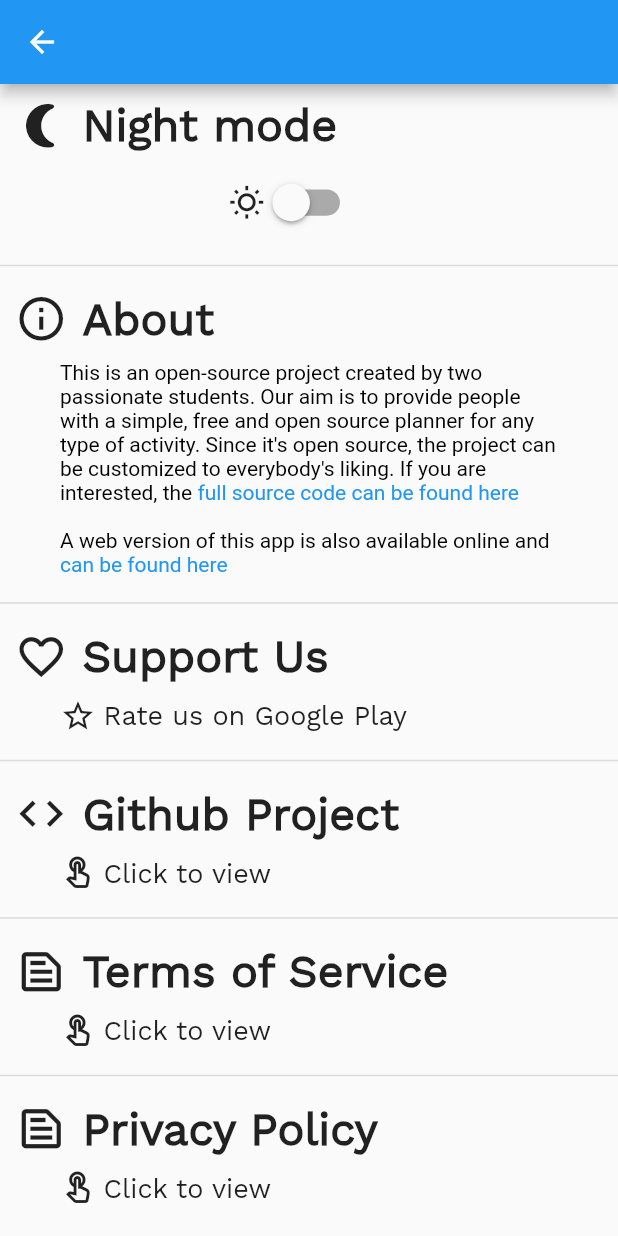
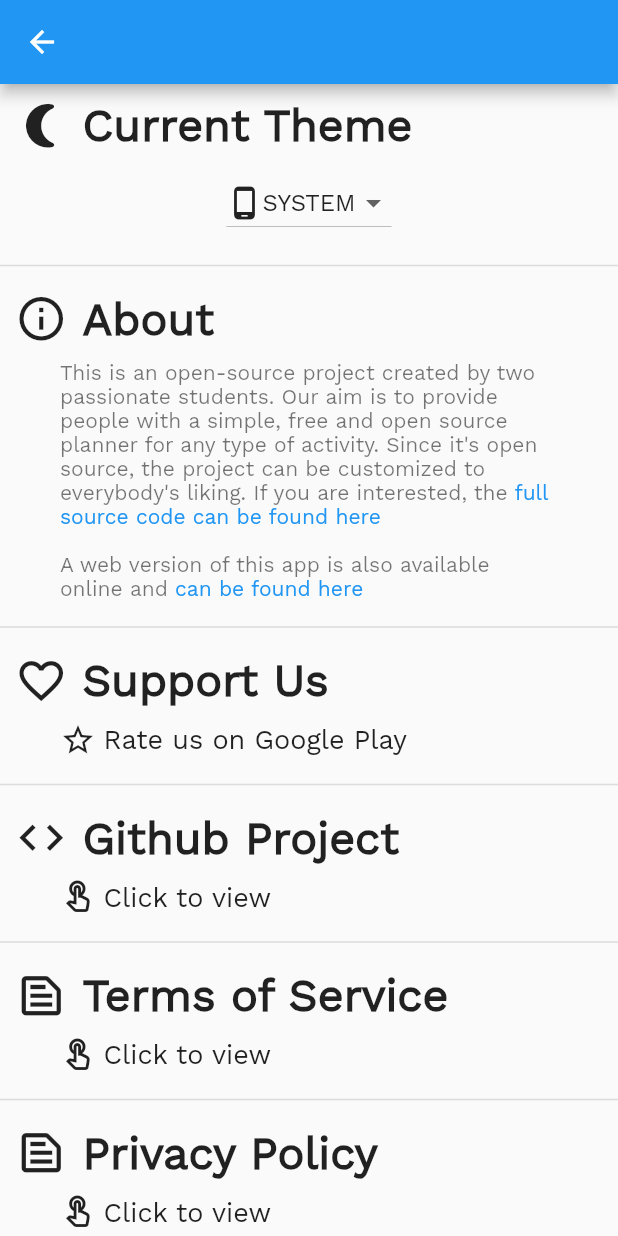
Before and after one commit to XDDK/LightPlan, a Flutter app: the SettingsPage screen opened by its route, on a phone screen of 412 x 824 dp. Run offline on Flutter 3.47's test engine with Material 2 defaults, Android fonts, the phone set to English and light mode, and no system bars; our stand-ins replace flutter_keyboard_visibility, hive, hive_flutter; accounts and stored records are empty; generated files the repository leaves out were written again.

Commit message:
working themes: white, dark, black

```diff
--- a/lib/ui/screens/main_page.dart
+++ b/lib/ui/screens/main_page.dart
@@ -20,14 +20,14 @@
 
 import 'package:flutter/material.dart';
 import 'package:hive/hive.dart';
-import 'package:lightplan/theme_handler.dart';
-import 'package:lightplan/ui/screens/tutorial_widget.dart';
 import 'package:provider/provider.dart';
 
 import '../../dao/preferences.dart';
 import '../../dao/task_dao_impl.dart';
 import '../../models/task.dart';
 import '../../task_list_handler.dart';
+import '../../theme_handler.dart';
+import '../../ui/screens/tutorial_widget.dart';
 import '../widgets/bottom_bar.dart';
 import '../widgets/tasktree/tasks_listview.dart';
 
@@ -44,7 +44,7 @@ class _MainPageState extends State<MainPage> {
     super.initState();
 
     WidgetsBinding.instance.addPostFrameCallback((_) async {
-      themeHandler.switchTheme(await Preferences.getFutureInstance(), Preferences.getInstance().getDarkTheme());
+      themeHandler.changeTheme(await Preferences.getFutureInstance(), Preferences.getInstance().getAppTheme());
     });
   }
 
--- a/lib/ui/screens/settings_page.dart
+++ b/lib/ui/screens/settings_page.dart
@@ -20,11 +20,10 @@
 
 import 'package:flutter/gestures.dart';
 import 'package:flutter/material.dart';
-import 'package:lightplan/dao/preferences.dart';
-import 'package:lightplan/theme_handler.dart';
 import 'package:url_launcher/url_launcher.dart';
 
-import '../../main.dart';
+import '../../dao/preferences.dart';
+import '../../theme_handler.dart';
 import '../widgets/my_container.dart';
 
 class SettingsPage extends StatefulWidget {
@@ -44,28 +43,19 @@ class _SettingsPage extends State<SettingsPage> {
             children: [
               _buildItem(
                   Icons.nightlight_round,
-                  "Night mode",
-                  Row(
-                    mainAxisAlignment: MainAxisAlignment.center,
-                    children: [
-                      AnimatedOpacity(
-                          duration: Duration(milliseconds: 500),
-                          opacity: themeHandler.isDarkTheme ? 0 : 1,
-                          child: Icon(Icons.wb_sunny_outlined)),
-                      Transform.scale(
-                          scale: 1.25,
-                          child: Switch(
-                            onChanged: (e) async {
-                              await Preferences.getFutureInstance();
-                              setState(() => themeHandler.switchTheme(Preferences.getInstance()));
-                            },
-                            value: themeHandler.isDarkTheme,
-                          )),
-                      AnimatedOpacity(
-                          duration: Duration(milliseconds: 500),
-                          opacity: themeHandler.isDarkTheme ? 1 : 0,
-                          child: Icon(Icons.nights_stay_outlined)),
-                    ],
+                  "Current Theme",
+                  DropdownButton(
+                    value: themeHandler.currentThemeIndex,
+                    onChanged: (int newSelection) async {
+                      await Preferences.getFutureInstance();
+                      setState(() => themeHandler.changeTheme(Preferences.getInstance(), newSelection));
+                    },
+                    items: <int>[0, 1, 2, 3].map((currentSelection) {
+                      return DropdownMenuItem<int>(
+                        value: currentSelection,
+                        child: _buildDropdownWidget(currentSelection),
+                      );
+                    }).toList(),
                   ),
                   context),
               Divider(thickness: 1),
@@ -81,20 +71,20 @@ class _SettingsPage extends State<SettingsPage> {
       everybody's liking. If you are interested, the '''
                         .replaceAll("\n", "")
                         .replaceAll("      ", ""),
-                    style: TextStyle(color: Colors.black),
+                    style: themeHandler.currentTheme.textTheme.headline4,
                     children: <TextSpan>[
                       TextSpan(
                         text: "full source code can be found here",
-                        style: TextStyle(color: Colors.blue),
+                        style: themeHandler.currentTheme.textTheme.headline4.copyWith(color: Colors.blue),
                         recognizer: TapGestureRecognizer()..onTap = () => launch("https://github.com/XDDK/LightPlan"),
                       ),
                       TextSpan(
                         text: "\n\nA web version of this app is also available online and ",
-                        style: TextStyle(color: Colors.black),
+                        style: themeHandler.currentTheme.textTheme.headline4,
                       ),
                       TextSpan(
                         text: "can be found here",
-                        style: TextStyle(color: Colors.blue),
+                        style: themeHandler.currentTheme.textTheme.headline4.copyWith(color: Colors.blue),
                         recognizer: TapGestureRecognizer()..onTap = () => launch("https://lightplanx.com"),
                       ),
                     ],
@@ -196,6 +186,35 @@ class _SettingsPage extends State<SettingsPage> {
     );
   }
 
+  Widget _buildDropdownWidget(int value) {
+    IconData iconData;
+    String text;
+
+    switch (value) {
+      case 1:
+        iconData = Icons.wb_sunny_outlined; text = "LIGHT";
+        break;
+      case 2:
+        iconData = Icons.nights_stay_outlined; text = "DARK";
+        break;
+      case 3:
+        iconData = Icons.blur_on; text = "BLACK";
+        break;
+      default:
+        iconData = Icons.phone_android_outlined; text = "SYSTEM";
+        break;
+    }
+
+    return Row(
+      mainAxisSize: MainAxisSize.max,
+      mainAxisAlignment: MainAxisAlignment.spaceAround,
+      children: [
+        Icon(iconData),
+        Text("$text"),
+      ],
+    );
+  }
+
   Widget _buildItem(IconData icon, String title, Widget child, BuildContext context) {
     return ConstrainedBox(
       constraints: BoxConstraints(maxWidth: 500),
--- a/lib/ui/widgets/task/task_container.dart
+++ b/lib/ui/widgets/task/task_container.dart
@@ -53,12 +53,13 @@ class _TaskContainerState extends State<TaskContainer> {
       return buildParent();
   }
 
-  void _updateCurrentRoot([Task task]) {
+  void _updateCurrentRoot([Task task]) async {
     // If task is null, updade/change the root of the tree
     if (task == null) {
       task = taskDao.findTask(treeHandler.currentRoot.id);
     }
     treeHandler.setCurrentRoot(task);
+    await Preferences.getFutureInstance();
     Preferences.getInstance().setLastViewedTask(task.id);
     Preferences.getInstance().setLastViewedYear(treeHandler.root.getEndDateTime().year-1);
   }
```
Also changed, not shown: lib/dao/preferences.dart (+5 -5 lines), lib/main.dart (+4 -5 lines), lib/theme_handler.dart (+41 -14 lines), lib/ui/widgets/tasktree/tasks_listview.dart (+4 -6 lines).
